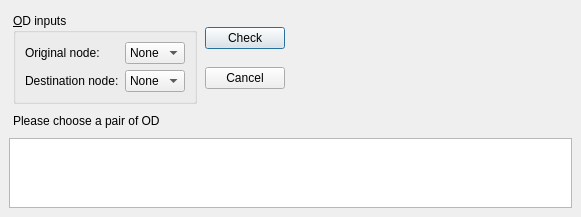
First picture: the form in trunk/mezzoAnalyzer/ui/odcheckdlg.ui, repository OdedCats/mezzo, before the edit.
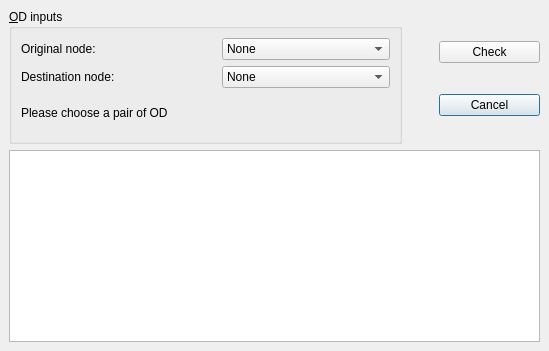
Second picture: the form after the edit.

The edit to the form file:
```diff
--- a/trunk/mezzoAnalyzer/ui/odcheckdlg.ui
+++ b/trunk/mezzoAnalyzer/ui/odcheckdlg.ui
@@ -5,8 +5,8 @@
    <rect>
     <x>0</x>
     <y>0</y>
-    <width>581</width>
-    <height>200</height>
+    <width>549</width>
+    <height>351</height>
    </rect>
   </property>
   <property name="windowTitle" >
@@ -19,26 +19,82 @@
    <property name="spacing" >
     <number>6</number>
    </property>
-   <item row="1" column="0" >
+   <item row="0" column="2" >
+    <spacer>
+     <property name="orientation" >
+      <enum>Qt::Vertical</enum>
+     </property>
+     <property name="sizeHint" >
+      <size>
+       <width>101</width>
+       <height>20</height>
+      </size>
+     </property>
+    </spacer>
+   </item>
+   <item row="4" column="2" >
+    <spacer>
+     <property name="orientation" >
+      <enum>Qt::Vertical</enum>
+     </property>
+     <property name="sizeHint" >
+      <size>
+       <width>101</width>
+       <height>28</height>
+      </size>
+     </property>
+    </spacer>
+   </item>
+   <item row="3" column="2" >
+    <widget class="QPushButton" name="cancelButton" >
+     <property name="text" >
+      <string>Cancel</string>
+     </property>
+    </widget>
+   </item>
+   <item row="2" column="2" >
+    <spacer>
+     <property name="orientation" >
+      <enum>Qt::Vertical</enum>
+     </property>
+     <property name="sizeHint" >
+      <size>
+       <width>101</width>
+       <height>20</height>
+      </size>
+     </property>
+    </spacer>
+   </item>
+   <item row="1" column="2" >
+    <widget class="QPushButton" name="CheckButton" >
+     <property name="text" >
+      <string>Check</string>
+     </property>
+     <property name="checkable" >
+      <bool>true</bool>
+     </property>
+     <property name="default" >
+      <bool>false</bool>
+     </property>
+    </widget>
+   </item>
+   <item row="5" column="0" colspan="3" >
     <widget class="QTableView" name="ODTableView" />
    </item>
-   <item row="0" column="0" >
-    <layout class="QVBoxLayout" >
-     <property name="margin" >
-      <number>2</number>
+   <item rowspan="5" row="0" column="1" >
+    <spacer>
+     <property name="orientation" >
+      <enum>Qt::Horizontal</enum>
      </property>
-     <property name="spacing" >
-      <number>6</number>
+     <property name="sizeHint" >
+      <size>
+       <width>31</width>
+       <height>131</height>
+      </size>
      </property>
-     <item>
-      <layout class="QHBoxLayout" >
-       <property name="margin" >
-        <number>2</number>
-       </property>
-       <property name="spacing" >
-        <number>6</number>
-       </property>
-       <item>
+    </spacer>
+   </item>
+   <item rowspan="5" row="0" column="0" >
         <widget class="QGroupBox" name="group1" >
          <property name="title" >
           <string>&amp;OD inputs</string>
@@ -50,7 +106,46 @@
           <property name="spacing" >
            <number>6</number>
           </property>
+      <item row="2" column="2" >
+       <spacer>
+        <property name="orientation" >
+         <enum>Qt::Horizontal</enum>
+        </property>
+        <property name="sizeHint" >
+         <size>
+          <width>171</width>
+          <height>20</height>
+         </size>
+        </property>
+       </spacer>
+      </item>
           <item row="1" column="1" >
+       <spacer>
+        <property name="orientation" >
+         <enum>Qt::Horizontal</enum>
+        </property>
+        <property name="sizeHint" >
+         <size>
+          <width>51</width>
+          <height>20</height>
+         </size>
+        </property>
+       </spacer>
+      </item>
+      <item row="0" column="1" >
+       <spacer>
+        <property name="orientation" >
+         <enum>Qt::Horizontal</enum>
+        </property>
+        <property name="sizeHint" >
+         <size>
+          <width>51</width>
+          <height>20</height>
+         </size>
+        </property>
+       </spacer>
+      </item>
+      <item row="1" column="2" >
            <widget class="QComboBox" name="destcomb" >
             <item>
              <property name="text" >
@@ -59,11 +154,13 @@
             </item>
            </widget>
           </item>
-          <item row="1" column="0" >
-           <widget class="QLabel" name="Dlabel" >
+      <item row="0" column="2" >
+       <widget class="QComboBox" name="origcomb" >
+        <item>
             <property name="text" >
-             <string>Destination node:</string>
-            </property>
+          <string>None</string>
+         </property>
+        </item>
            </widget>
           </item>
           <item row="0" column="0" >
@@ -73,72 +170,14 @@
             </property>
            </widget>
           </item>
-          <item row="0" column="1" >
-           <widget class="QComboBox" name="origcomb" >
-            <item>
+      <item row="1" column="0" >
+       <widget class="QLabel" name="Dlabel" >
              <property name="text" >
-              <string>None</string>
-             </property>
-            </item>
-           </widget>
-          </item>
-         </layout>
-        </widget>
-       </item>
-       <item>
-        <layout class="QVBoxLayout" >
-         <property name="margin" >
-          <number>2</number>
-         </property>
-         <property name="spacing" >
-          <number>6</number>
-         </property>
-         <item>
-          <widget class="QPushButton" name="CheckButton" >
-           <property name="text" >
-            <string>Check</string>
-           </property>
-           <property name="checkable" >
-            <bool>true</bool>
-           </property>
-           <property name="default" >
-            <bool>false</bool>
-           </property>
-          </widget>
-         </item>
-         <item>
-          <widget class="QPushButton" name="cancelButton" >
-           <property name="text" >
-            <string>Cancel</string>
-           </property>
-          </widget>
-         </item>
-        </layout>
-       </item>
-       <item>
-        <spacer>
-         <property name="orientation" >
-          <enum>Qt::Horizontal</enum>
-         </property>
-         <property name="sizeHint" >
-          <size>
-           <width>40</width>
-           <height>20</height>
-          </size>
-         </property>
-        </spacer>
-       </item>
-      </layout>
-     </item>
-     <item>
-      <layout class="QHBoxLayout" >
-       <property name="margin" >
-        <number>2</number>
-       </property>
-       <property name="spacing" >
-        <number>6</number>
-       </property>
-       <item>
+         <string>Destination node:</string>
+        </property>
+       </widget>
+      </item>
+      <item row="2" column="0" >
         <widget class="QLabel" name="infolabel" >
          <property name="text" >
           <string>Please choose a pair of OD</string>
@@ -146,8 +185,7 @@
         </widget>
        </item>
       </layout>
-     </item>
-    </layout>
+    </widget>
    </item>
   </layout>
  </widget>
```
Lines whose indentation alone changed are shown as unchanged.
